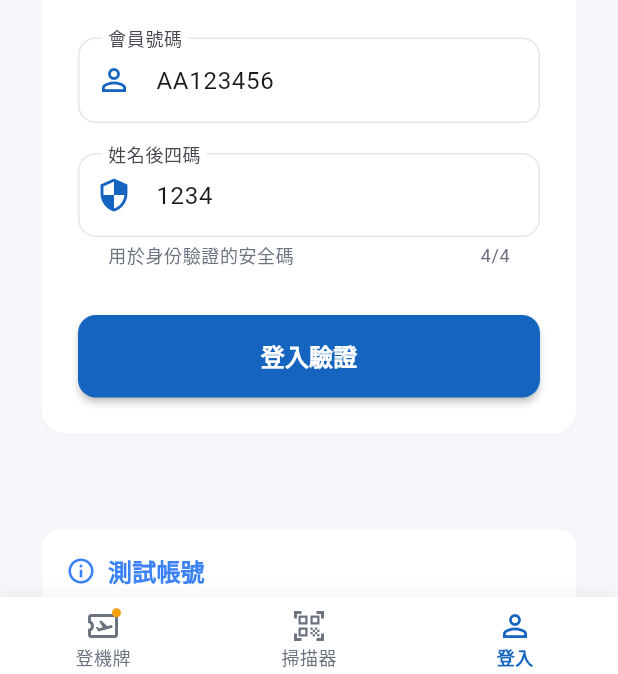
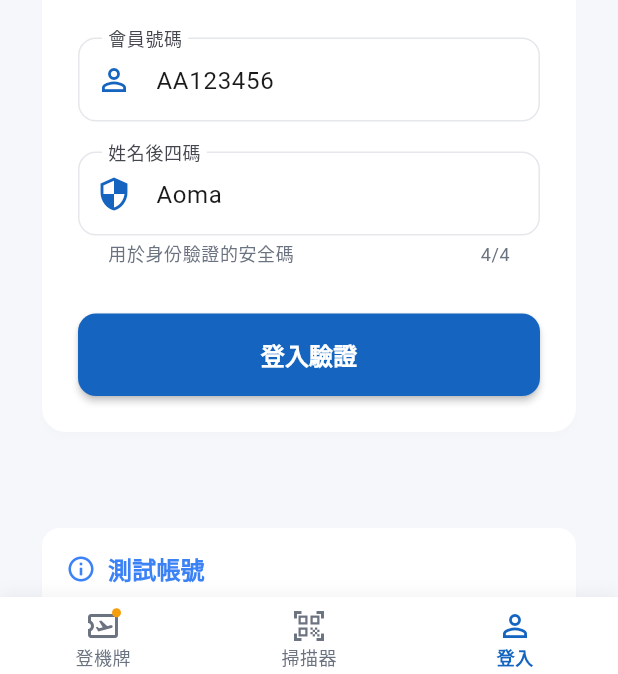
Before and after one commit to cyan92128505/airline_connect, a Flutter app: the screen it shows after launch, on a phone screen of 412 x 824 dp. Shown: the part 555-1229 px from the top of the screen. Run offline on Flutter 3.47's test engine with Material 3 defaults, Android fonts, the phone set to English and light mode, and no system bars; our stand-ins replace connectivity_plus, dartz, flutter_hooks, flutter_riverpod, freezed_annotation, gap and 7 more; generated files the repository leaves out were written again.

Commit message:
feat: Modify authentication form usability

```diff
--- a/lib/features/member/presentation/widgets/member_auth_form.dart
+++ b/lib/features/member/presentation/widgets/member_auth_form.dart
@@ -6,6 +6,10 @@ import 'package:gap/gap.dart';
 
 /// Form widget for member authentication
 class MemberAuthForm extends HookWidget {
+  static const Key memberNumberFieldKey = Key('member_number_field');
+  static const Key nameSuffixFieldKey = Key('name_suffix_field');
+  static const Key submitButtonKey = Key('submit_button');
+
   final bool isLoading;
   final Function(String memberNumber, String nameSuffix) onSubmit;
 
@@ -27,7 +31,7 @@ class MemberAuthForm extends HookWidget {
     useEffect(() {
       // Pre-fill demo credentials for easier testing
       memberNumberController.text = 'AA123456';
-      nameSuffixController.text = '1234';
+      nameSuffixController.text = 'Aoma';
       return null;
     }, []);
 
@@ -68,6 +72,7 @@ class MemberAuthForm extends HookWidget {
 
           // Submit button
           ElevatedButton(
+            key: submitButtonKey,
             onPressed: isLoading ? null : handleSubmit,
             style: ElevatedButton.styleFrom(
               backgroundColor: AppColors.primary,
@@ -113,11 +118,12 @@ class MemberAuthForm extends HookWidget {
     required FocusNode nextFocus,
   }) {
     return TextFormField(
+      key: memberNumberFieldKey,
       controller: controller,
       focusNode: focusNode,
       decoration: InputDecoration(
         labelText: '會員號碼',
-        hintText: '例如：AA123456',
+        hintText: '請輸入會員號碼',
         prefixIcon: Icon(Icons.person_outline, color: AppColors.primary),
         border: OutlineInputBorder(
           borderRadius: BorderRadius.circular(12),
@@ -174,11 +180,12 @@ class MemberAuthForm extends HookWidget {
     required Function(String) onSubmitted,
   }) {
     return TextFormField(
+      key: nameSuffixFieldKey,
       controller: controller,
       focusNode: focusNode,
       decoration: InputDecoration(
         labelText: '姓名後四碼',
-        hintText: '請輸入姓名後四個字元',
+        hintText: '請輸入姓名後四碼',
         prefixIcon: Icon(Icons.security_outlined, color: AppColors.primary),
         border: OutlineInputBorder(
           borderRadius: BorderRadius.circular(12),
```
